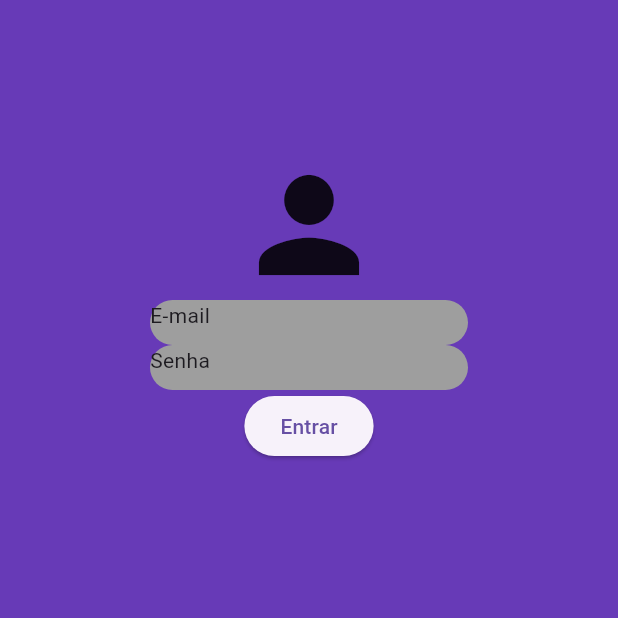
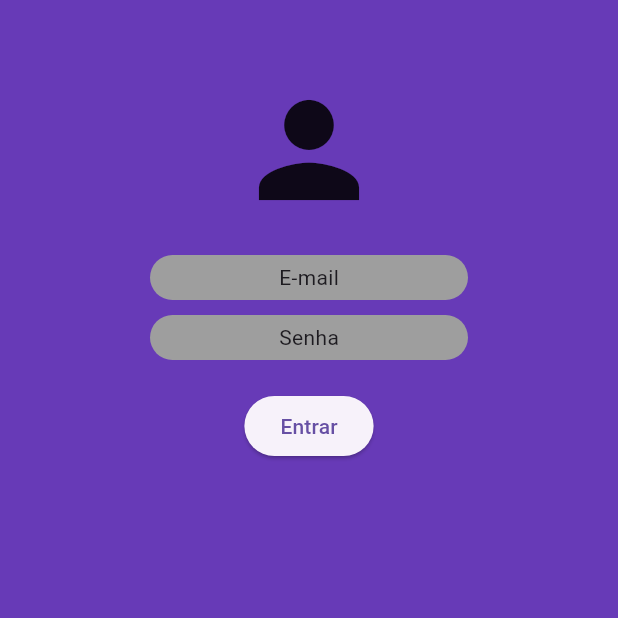
Before and after one commit to kauenarumia/meu_aplicativo, a Flutter app: the screen it shows after launch, on a phone screen of 412 x 824 dp, the top half of it. Run offline on Flutter 3.47's test engine with Material 3 defaults, Android fonts, the phone set to English and light mode, and no system bars.

Commit message:
correção dos containers

```diff
--- a/lib/login_screen.dart
+++ b/lib/login_screen.dart
@@ -18,28 +18,33 @@ class _LoginScreenState extends State<LoginScreen> {
           child: Column(
             crossAxisAlignment: CrossAxisAlignment.center,
             children: [
-              const SizedBox(height: 100),
-              Container(child: const Icon(Icons.person, size: 100)),
+              const SizedBox(height: 50),
+              const Icon(Icons.person, size: 100),
+              const SizedBox(height: 20),
               Container(
                 width: double.infinity,
-                margin: EdgeInsets.symmetric(horizontal: 100),
+                margin: const EdgeInsets.symmetric(horizontal: 100),
                 height: 30,
-                child: Text('E-mail'),
+                alignment: Alignment.center,
                 decoration: BoxDecoration(
                   borderRadius: BorderRadius.circular(20),
                   color: Colors.grey,
                 ),
+                child: const Text('E-mail'),
               ),
+              const SizedBox(height: 10),
               Container(
                 width: double.infinity,
-                margin: EdgeInsets.symmetric(horizontal: 100),
+                margin: const EdgeInsets.symmetric(horizontal: 100),
                 height: 30,
-                child: Text('Senha'),
+                alignment: Alignment.center,
                 decoration: BoxDecoration(
                   borderRadius: BorderRadius.circular(20),
                   color: Colors.grey,
                 ),
+                child: const Text('Senha'),
               ),
+              const SizedBox(height: 20),
               ElevatedButton(onPressed: () {}, child: const Text('Entrar')),
             ],
           ),
```
